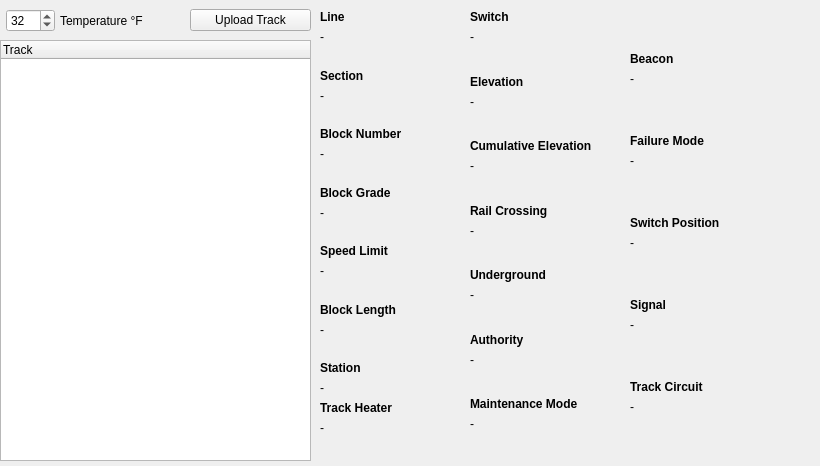
ece1140thebteam/train_system_sim, file track_model/track_model_qc/form.ui: the form before one commit.
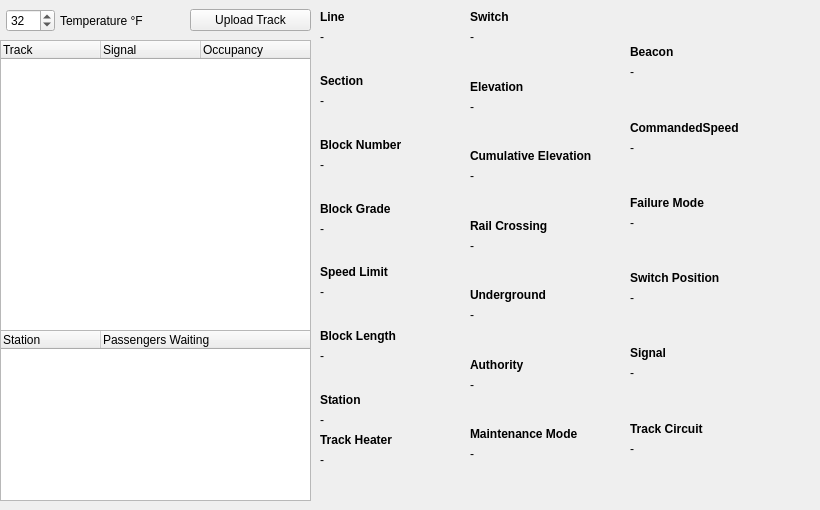
The form after the commit.

What changed in the file:
```diff
--- a/track_model/track_model_qc/form.ui
+++ b/track_model/track_model_qc/form.ui
@@ -7,7 +7,7 @@
     <x>0</x>
     <y>0</y>
     <width>820</width>
-    <height>466</height>
+    <height>510</height>
    </rect>
   </property>
   <property name="windowTitle">
@@ -19,7 +19,7 @@
      <x>310</x>
      <y>0</y>
      <width>151</width>
-     <height>464</height>
+     <height>501</height>
     </rect>
    </property>
    <layout class="QVBoxLayout" name="verticalLayout">
@@ -391,7 +391,7 @@
      <x>0</x>
      <y>40</y>
      <width>311</width>
-     <height>421</height>
+     <height>291</height>
     </rect>
    </property>
    <layout class="QVBoxLayout" name="verticalLayout_2">
@@ -402,11 +402,33 @@
         <property name="enabled">
          <bool>true</bool>
         </property>
+        <property name="wordWrap">
+         <bool>false</bool>
+        </property>
+        <attribute name="headerCascadingSectionResizes">
+         <bool>false</bool>
+        </attribute>
+        <attribute name="headerMinimumSectionSize">
+         <number>50</number>
+        </attribute>
+        <attribute name="headerDefaultSectionSize">
+         <number>100</number>
+        </attribute>
         <column>
          <property name="text">
           <string>Track</string>
          </property>
         </column>
+        <column>
+         <property name="text">
+          <string>Signal</string>
+         </property>
+        </column>
+        <column>
+         <property name="text">
+          <string>Occupancy</string>
+         </property>
+        </column>
        </widget>
       </item>
      </layout>
@@ -488,7 +510,7 @@
      <x>460</x>
      <y>0</y>
      <width>160</width>
-     <height>466</height>
+     <height>501</height>
     </rect>
    </property>
    <layout class="QVBoxLayout" name="verticalLayout_4">
@@ -829,7 +851,7 @@
      <x>620</x>
      <y>0</y>
      <width>160</width>
-     <height>466</height>
+     <height>501</height>
     </rect>
    </property>
    <layout class="QVBoxLayout" name="verticalLayout_5">
@@ -911,6 +933,59 @@
       </property>
      </spacer>
     </item>
+    <item>
+     <widget class="QLabel" name="blockGradeTitle_31">
+      <property name="maximumSize">
+       <size>
+        <width>16777215</width>
+        <height>20</height>
+       </size>
+      </property>
+      <property name="font">
+       <font>
+        <bold>true</bold>
+       </font>
+      </property>
+      <property name="lineWidth">
+       <number>1</number>
+      </property>
+      <property name="midLineWidth">
+       <number>0</number>
+      </property>
+      <property name="text">
+       <string>CommandedSpeed</string>
+      </property>
+      <property name="margin">
+       <number>0</number>
+      </property>
+     </widget>
+    </item>
+    <item>
+     <widget class="QLabel" name="blockCommandedSpeedInfo">
+      <property name="maximumSize">
+       <size>
+        <width>16777215</width>
+        <height>20</height>
+       </size>
+      </property>
+      <property name="text">
+       <string>-</string>
+      </property>
+     </widget>
+    </item>
+    <item>
+     <spacer name="verticalSpacer_20">
+      <property name="orientation">
+       <enum>Qt::Vertical</enum>
+      </property>
+      <property name="sizeHint" stdset="0">
+       <size>
+        <width>20</width>
+        <height>40</height>
+       </size>
+      </property>
+     </spacer>
+    </item>
     <item>
      <widget class="QLabel" name="blockGradeTitle_32">
       <property name="maximumSize">
@@ -1089,6 +1164,32 @@
     </item>
    </layout>
   </widget>
+  <widget class="QWidget" name="verticalLayoutWidget_5">
+   <property name="geometry">
+    <rect>
+     <x>0</x>
+     <y>330</y>
+     <width>311</width>
+     <height>171</height>
+    </rect>
+   </property>
+   <layout class="QVBoxLayout" name="verticalLayout_3">
+    <item>
+     <widget class="QTreeWidget" name="treeWidget">
+      <column>
+       <property name="text">
+        <string>Station</string>
+       </property>
+      </column>
+      <column>
+       <property name="text">
+        <string>Passengers Waiting</string>
+       </property>
+      </column>
+     </widget>
+    </item>
+   </layout>
+  </widget>
  </widget>
  <resources/>
  <connections/>
```
